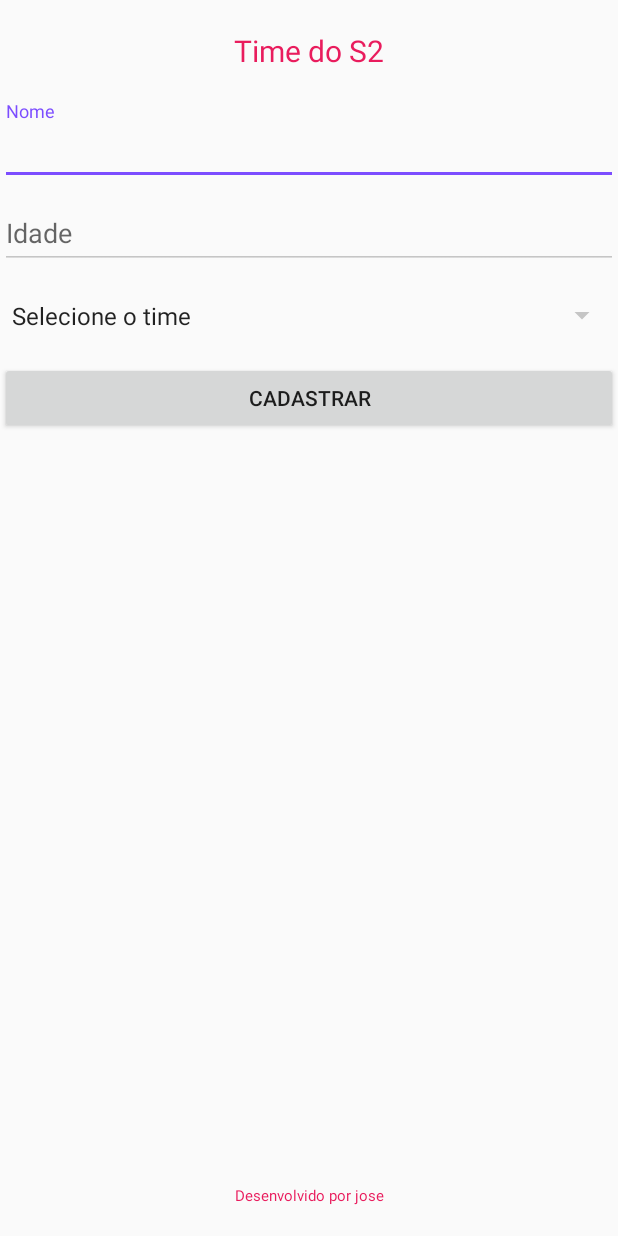
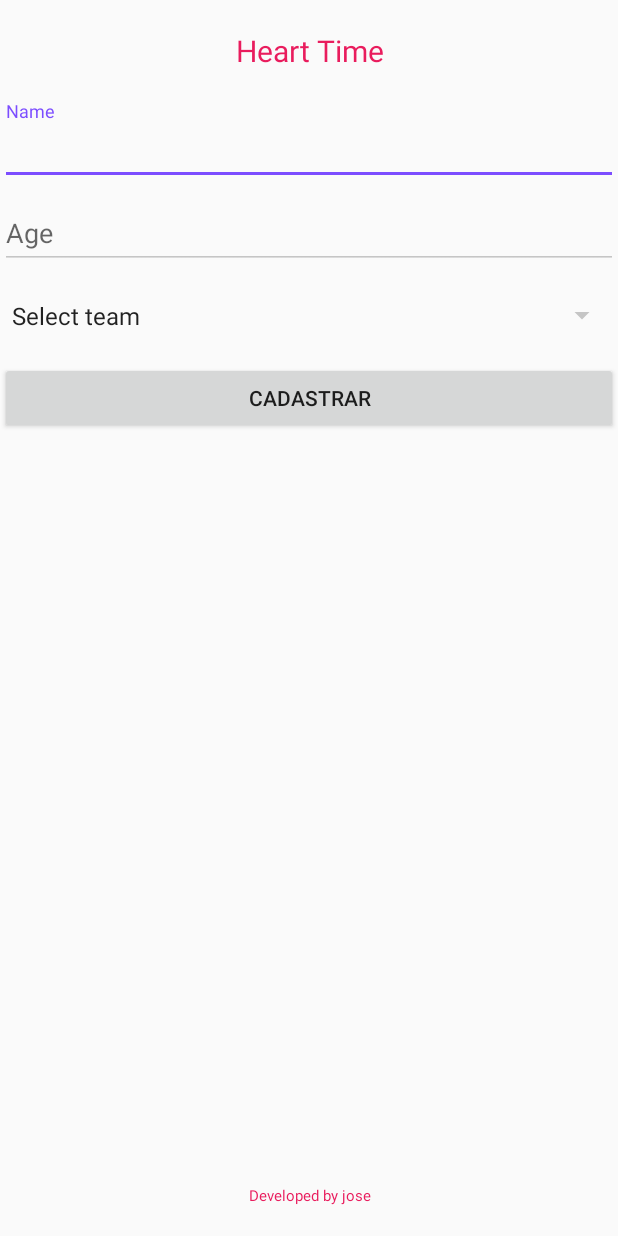
Before and after one commit to essejose/time-do-coracao, an Android app: the screen it shows after launch (MainActivity), on a phone screen of 412 x 824 dp. Run offline under Robolectric (Android 15) with nearby library versions, the phone set to English and light mode, and no system bars.

Commit message:
chane icon app

```diff
--- a/app/src/main/res/values/strings.xml
+++ b/app/src/main/res/values/strings.xml
@@ -1,21 +1,21 @@
 <resources>
-    <string name="app_name">Time do coração</string>
-    <string name="imagem_do_adivinho">Imagem do Adivinho</string>
-    <string name="informe">Informe</string>
-    <string name="chutar">Chutar</string>
-    <string name="ltimo_chute">Último Chute</string>
-    <string name="adivinhe_um_numero_de_0_a_10">Adivinhe um numero de 0 a 10</string>
-    <string name="acertos">Acertos</string>
+    <string name="app_name">Heart Time</string>
+    <string name="imagem_do_adivinho">About Me</string>
+    <string name="informe">Report</string>
+    <string name="chutar">Kick</string>
+    <string name="ltimo_chute">Las kick</string>
+    <string name="adivinhe_um_numero_de_0_a_10">Guess a number from 0 to 10</string>
+    <string name="acertos">Points</string>
 
-    <string name="titulo_s2">Time do S2</string>
-    <string name="desenvolvido_por">Desenvolvido por jose</string>
-    <string name="hint_nome">Nome</string>
-    <string name="hint_idade">Idade</string>
+    <string name="titulo_s2">Heart Time</string>
+    <string name="desenvolvido_por">Developed by jose</string>
+    <string name="hint_nome">Name</string>
+    <string name="hint_idade">Age</string>
 
-    <string name="real_madri">real madri</string>
-    <string name="barcelona">barcelona</string>
-    <string name="palmeiras">palmeiras</string>
-    <string name="selecione_time">Selecione o time</string>
+    <string name="real_madri">Real Madri</string>
+    <string name="barcelona">Barcelona</string>
+    <string name="palmeiras">Palmeiras sem mundial</string>
+    <string name="selecione_time">Select team</string>
     <string name="cadastrar">Cadastrar</string>
 
     <string name="confirmacao_cadastro">
```
Also changed, not shown: app/src/main/res/mipmap-hdpi/ic_launcher.png, app/src/main/res/mipmap-mdpi/ic_launcher.png, app/src/main/res/mipmap-xhdpi/ic_launcher.png, app/src/main/res/mipmap-xxhdpi/ic_launcher.png, app/src/main/res/mipmap-xxxhdpi/ic_launcher.png, 1 other file.
